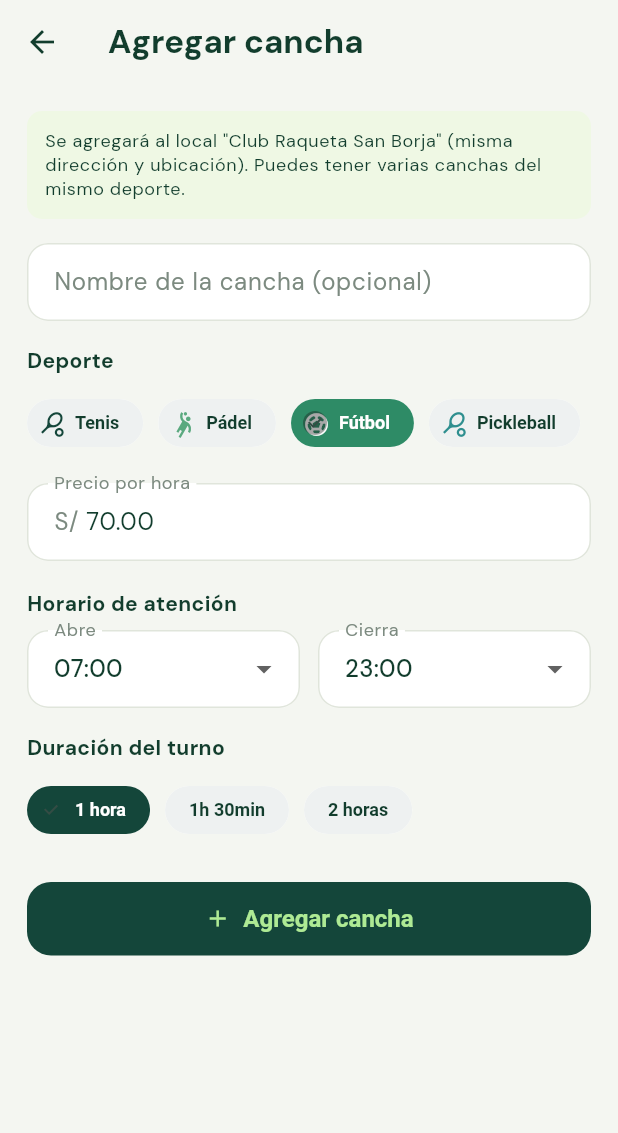
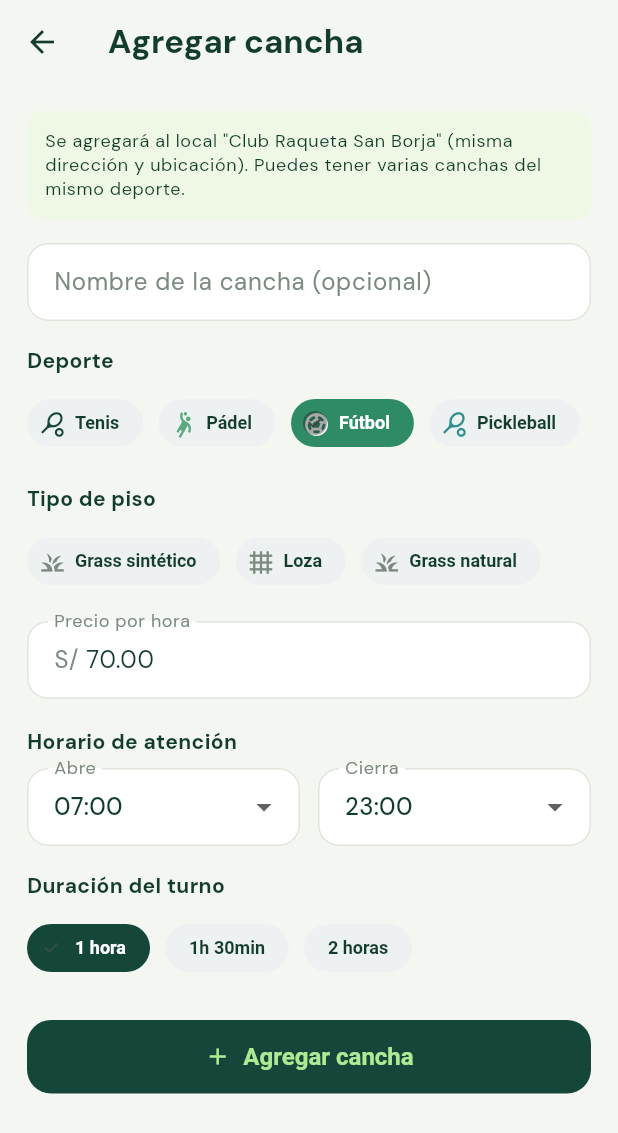
Before and after one commit to dcalagua/canchas-app-lima, a Flutter app: the AgregarCanchaScreen screen opened directly with sample values from the repository, on a phone screen of 412 x 824 dp. Shown: the top 1133 px of the screen. Run offline on Flutter 3.47's test engine with Material 3 defaults, Android fonts, the phone set to English and light mode, and no system bars; our stand-ins replace font_awesome_flutter, geocoding, geolocator, google_fonts, google_maps_flutter, google_sign_in and 3 more; accounts and stored records are empty.

Commit message:
Campo superficie (tipo de piso) editable por el dueño
- Modelo Cancha: nuevo campo `superficie` (loza/arcilla/grass…), opcional,
  con soporte en copyWith/toJson/fromJson.
- theme.dart: catálogo `superficiesDe(Deporte)` por deporte + `iconoSuperficie`.
- Selector de superficie (ChoiceChip) en Editar y Agregar cancha; al cambiar
  de deporte se resetea el catálogo de pisos.
- Ficha (_FilaDatos): chip de superficie junto al deporte.
- Tarjeta de local (ClubCard): badges con las superficies del local.
- Repo Supabase: mapea `superficie` con reintento fail-safe si la columna
  aún no está migrada.
- SQL piloto: columna `superficie text` en pichangol_canchas.

Co-Authored-By: Claude Opus 4.8 (1M context) <noreply@anthropic.com>
Claude-Session: https://claude.ai/code/session_017fg7ijXuZRX6jvFjZELf83

```diff
--- a/lib/models/models.dart
+++ b/lib/models/models.dart
@@ -42,6 +42,7 @@ class Cancha {
   final int duracionSlotMin; // duración del bloque reservable (60 / 90 / 120 min)
   final bool eliminada; // borrado lógico durable en la nube (sobrevive reinstalar)
   final List<String> amenidades; // claves de servicios (vestuario, parking…), editable por el dueño
+  final String superficie; // tipo de piso: arcilla, loza, grass sintético… (según deporte)
 
   const Cancha({
     required this.id,
@@ -64,6 +65,7 @@ class Cancha {
     this.duracionSlotMin = 60,
     this.eliminada = false,
     this.amenidades = const [],
+    this.superficie = '',
   });
 
   /// Se puede reservar online solo si está en Pichangol y su propiedad fue
@@ -137,6 +139,7 @@ class Cancha {
     int? duracionSlotMin,
     bool? eliminada,
     List<String>? amenidades,
+    String? superficie,
   }) {
     return Cancha(
       id: id,
@@ -159,6 +162,7 @@ class Cancha {
       duracionSlotMin: duracionSlotMin ?? this.duracionSlotMin,
       eliminada: eliminada ?? this.eliminada,
       amenidades: amenidades ?? this.amenidades,
+      superficie: superficie ?? this.superficie,
     );
   }
 
@@ -184,6 +188,7 @@ class Cancha {
         'duracionSlotMin': duracionSlotMin,
         'eliminada': eliminada,
         'amenidades': amenidades,
+        'superficie': superficie,
       };
 
   factory Cancha.fromJson(Map<String, dynamic> j) => Cancha(
@@ -210,6 +215,7 @@ class Cancha {
         eliminada: (j['eliminada'] ?? false) as bool,
         amenidades: (j['amenidades'] as List?)?.map((e) => e.toString()).toList() ??
             const [],
+        superficie: (j['superficie'] ?? '') as String,
       );
 }
 
--- a/lib/screens/agregar_cancha_screen.dart
+++ b/lib/screens/agregar_cancha_screen.dart
@@ -26,6 +26,7 @@ class _AgregarCanchaScreenState extends State<AgregarCanchaScreen> {
   late final TextEditingController _precio =
       TextEditingController(text: widget.local.precioHora.toStringAsFixed(2));
   Deporte _deporte = Deporte.futbol;
+  String _superficie = ''; // tipo de piso (opcional, según deporte)
   late String _apertura = widget.local.horaApertura;
   late String _cierre = widget.local.horaCierre;
   late int _duracion = widget.local.duracionSlotMin;
@@ -84,6 +85,7 @@ class _AgregarCanchaScreenState extends State<AgregarCanchaScreen> {
       horaCierre: _cierre,
       duracionSlotMin: _duracion,
       amenidades: l.amenidades, // los servicios son del local: se heredan
+      superficie: _superficie,
     );
     appState.agregarCancha(cancha);
     if (!mounted) return;
@@ -146,7 +148,34 @@ class _AgregarCanchaScreenState extends State<AgregarCanchaScreen> {
                   labelStyle: TextStyle(
                       color: _deporte == d ? Colors.white : tinta,
                       fontWeight: FontWeight.w600),
-                  onSelected: (_) => setState(() => _deporte = d),
+                  onSelected: (_) => setState(() {
+                    _deporte = d;
+                    _superficie = ''; // cambia el catálogo de pisos
+                  }),
+                ),
+            ],
+          ),
+          const SizedBox(height: 16),
+          const Text('Tipo de piso',
+              style: TextStyle(fontWeight: FontWeight.w700)),
+          const SizedBox(height: 8),
+          Wrap(
+            spacing: 10,
+            runSpacing: 10,
+            children: [
+              for (final s in superficiesDe(_deporte))
+                ChoiceChip(
+                  avatar: Icon(iconoSuperficie(s),
+                      size: 18,
+                      color: _superficie == s ? bosque : textoTenue),
+                  label: Text(s),
+                  selected: _superficie == s,
+                  labelStyle: TextStyle(
+                      color: _superficie == s ? bosque : tinta,
+                      fontWeight: FontWeight.w600),
+                  selectedColor: limaSuave,
+                  onSelected: (sel) =>
+                      setState(() => _superficie = sel ? s : ''),
                 ),
             ],
           ),
--- a/lib/screens/club_detalle_screen.dart
+++ b/lib/screens/club_detalle_screen.dart
@@ -1447,6 +1447,8 @@ class _FilaDatos extends StatelessWidget {
       runSpacing: 10,
       children: [
         dato(iconoDeporte(cancha.deporte), cancha.deporte.etiqueta),
+        if (cancha.superficie.isNotEmpty)
+          dato(iconoSuperficie(cancha.superficie), cancha.superficie),
         dato(Icons.schedule, '${cancha.horaApertura}–${cancha.horaCierre}'),
         dato(Icons.timer_outlined, _dur),
         dato(Icons.payments_outlined,
--- a/lib/theme.dart
+++ b/lib/theme.dart
@@ -111,6 +111,47 @@ AmenidadInfo? amenidadPorClave(String clave) {
     if (a.clave == clave) return a;
   }
   return null;
+}
+
+// ── Superficie / tipo de piso de la cancha (editable por el dueño) ────────
+/// Tipos de piso disponibles según el deporte. Se guarda como texto libre
+/// (la etiqueta) en `Cancha.superficie`. Sirve para categorizar en la lista
+/// (loza vs arcilla, etc.) y mostrar un chip en la ficha.
+List<String> superficiesDe(Deporte d) => switch (d) {
+      Deporte.futbol => const [
+          'Grass sintético',
+          'Loza',
+          'Grass natural',
+        ],
+      Deporte.tenis => const [
+          'Arcilla',
+          'Dura',
+          'Césped',
+          'Loza',
+        ],
+      Deporte.padel => const [
+          'Cristal',
+          'Muro',
+        ],
+      Deporte.pickleball => const [
+          'Dura',
+          'Loza',
+        ],
+    };
+
+/// Ícono representativo de una superficie (por palabra clave). Fallback: grid.
+IconData iconoSuperficie(String superficie) {
+  final s = superficie.toLowerCase();
+  if (s.contains('arcilla')) return Icons.terrain;
+  if (s.contains('grass') || s.contains('césped') || s.contains('cesped')) {
+    return Icons.grass;
+  }
+  if (s.contains('loza') || s.contains('dura') || s.contains('cemento')) {
+    return Icons.grid_4x4;
+  }
+  if (s.contains('cristal')) return Icons.window;
+  if (s.contains('muro')) return Icons.fence;
+  return Icons.grid_view;
 }
 
 /// Gradiente de "superficie de cancha" — degradado sage→bosque (hero EBIM).
```
Also changed, not shown: lib/data/canchas_repo.dart (+5 -2 lines), lib/screens/editar_cancha_screen.dart (+31 -0 lines), lib/widgets/club_card.dart (+44 -0 lines), 2 other files.
